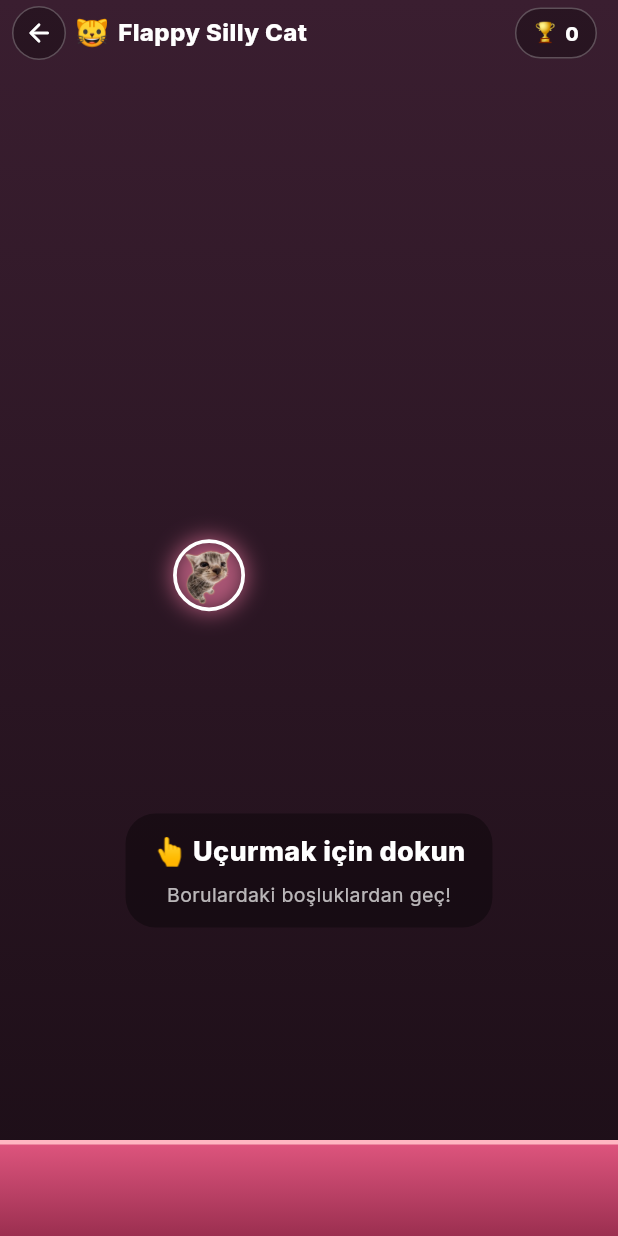
After one commit to MelihCanAkgun/hukuk-reels, a Flutter app: the FlappyCatScreen screen opened directly, on a phone screen of 412 x 824 dp. The commit adds this screen. Run offline on Flutter 3.47's test engine with Material 3 defaults, Android fonts, the phone set to English and light mode, and no system bars; our stand-ins replace just_audio, shared_preferences; accounts and stored records are empty.

Commit message:
Arka planda müzik + Flappy Silly Cat mini oyunu
- Müzik artık arka planda çalmaya devam ediyor: reels yaşam döngüsünde
  (paused/inactive) ve dispose'da müziği DURDURMUYORUZ; yalnızca öne
  dönünce tarayıcı duraklatmışsa devam ettiriyoruz. (Masaüstü tarayıcıda
  sekme arkada da çalar; mobilde işletim sistemi izin verdiğince.)
- Yeni mini oyun: Flappy Silly Cat (lib/features/game/flappy_cat_screen).
  Ticker tabanlı oyun döngüsü, yerçekimi/zıplama fiziği, kayan borular,
  çarpışma, skor ve oyun-bitti/yeniden-oyna. Kuş yerine SHINY_Cuh.png
  yuvarlak pembe avatar olarak kullanılıyor. Yüksek skor cihaza kaydedilir
  (ProgressService.flappyHigh; "Her şeyi sıfırla" bunu da temizler).
- Profil ekranına "🎮 Canın mı sıkıldı?" kartı eklendi (oyunu açar,
  rekoru gösterir).

```diff
--- a/lib/core/services/progress_service.dart
+++ b/lib/core/services/progress_service.dart
@@ -39,6 +39,7 @@ class ProgressService {
   static const _kStats = 'stats_v1';
   static const _kSolved = 'solved_v1';
   static const _kSession = 'session_v1';
+  static const _kFlappyHigh = 'flappy_high_v1';
 
   SharedPreferences? _prefs;
 
@@ -103,6 +104,17 @@ class ProgressService {
     );
     final solved = solvedIds..add(id);
     await p.setStringList(_kSolved, solved.toList());
+  }
+
+  // ───────────────────────── Flappy Cat ─────────────────────────
+
+  int get flappyHigh => _prefs?.getInt(_kFlappyHigh) ?? 0;
+
+  /// Yeni skor rekoru ise kaydeder ve rekor mu olduğunu döndürür.
+  Future<bool> submitFlappyScore(int score) async {
+    if (score <= flappyHigh) return false;
+    await _prefs?.setInt(_kFlappyHigh, score);
+    return true;
   }
 
   // ───────────────────────── Oturum ─────────────────────────
@@ -189,5 +201,6 @@ class ProgressService {
     await _prefs?.remove(_kStats);
     await _prefs?.remove(_kSolved);
     await _prefs?.remove(_kSession);
+    await _prefs?.remove(_kFlappyHigh);
   }
 }
--- /dev/null
+++ b/lib/features/game/flappy_cat_screen.dart
@@ -0,0 +1,545 @@
+import 'dart:math';
+import 'package:flutter/material.dart';
+import 'package:flutter/scheduler.dart';
+import 'package:flutter/services.dart';
+import '../../app/theme.dart';
+import '../../core/services/progress_service.dart';
+
+/// Profilden açılan mini oyun: "Flappy Silly Cat".
+/// Dokunarak kediyi zıplat, borulardaki boşluklardan geç.
+class FlappyCatScreen extends StatefulWidget {
+  const FlappyCatScreen({super.key});
+
+  @override
+  State<FlappyCatScreen> createState() => _FlappyCatScreenState();
+}
+
+enum _GameState { ready, playing, over }
+
+class _Pipe {
+  double x;
+  final double gapY;
+  bool scored = false;
+  _Pipe(this.x, this.gapY);
+}
+
+class _FlappyCatScreenState extends State<FlappyCatScreen>
+    with SingleTickerProviderStateMixin {
+  // ── Fizik / ölçü sabitleri ──
+  static const double _gravity = 1500; // px/s²
+  static const double _flapV = -430; // zıplama hızı
+  static const double _speed = 165; // boru hızı px/s
+  static const double _catD = 48; // kedi çapı
+  static const double _pipeW = 66;
+  static const double _gap = 200; // boşluk yüksekliği
+  static const double _groundH = 64;
+  static const double _interval = 230; // borular arası yatay mesafe
+
+  final _rng = Random();
+  late final Ticker _ticker;
+  Duration _last = Duration.zero;
+
+  double _w = 0, _h = 0;
+  double _catX = 0, _catY = 0, _catVel = 0;
+  double _t = 0;
+  final List<_Pipe> _pipes = [];
+  int _score = 0;
+  bool _newRecord = false;
+  DateTime _overAt = DateTime.fromMillisecondsSinceEpoch(0);
+  _GameState _state = _GameState.ready;
+
+  double get _playH => _h - _groundH;
+
+  @override
+  void initState() {
+    super.initState();
+    _ticker = createTicker(_onTick)..start();
+  }
+
+  @override
+  void dispose() {
+    _ticker.dispose();
+    super.dispose();
+  }
+
+  void _onTick(Duration elapsed) {
+    final dt = _last == Duration.zero
+        ? 0.0
+        : (elapsed - _last).inMicroseconds / 1e6;
+    _last = elapsed;
+    if (dt <= 0 || _w == 0) return;
+    _update(dt > 0.05 ? 0.05 : dt); // büyük sıçramaları sınırla
+  }
+
+  void _update(double dt) {
+    _t += dt;
+    if (_state == _GameState.ready) {
+      // Hafif süzülme animasyonu
+      setState(() => _catY = _playH / 2 - _catD / 2 + sin(_t * 3) * 8);
+      return;
+    }
+    if (_state != _GameState.playing) return; // over: dondur
+
+    _catVel += _gravity * dt;
+    _catY += _catVel * dt;
+
+    for (final p in _pipes) {
+      p.x -= _speed * dt;
+    }
+    if (_pipes.isEmpty || _pipes.last.x <= _w - _interval) _spawnPipe();
+    _pipes.removeWhere((p) => p.x + _pipeW < 0);
+
+    for (final p in _pipes) {
+      if (!p.scored && p.x + _pipeW < _catX) {
+        p.scored = true;
+        _score++;
+        HapticFeedback.selectionClick();
+      }
+    }
+
+    if (_catY < 0) {
+      _catY = 0;
+      _catVel = 0;
+    }
+    if (_catY + _catD >= _playH) {
+      _gameOver();
+      return;
+    }
+    final hit = Rect.fromLTWH(_catX + 7, _catY + 7, _catD - 14, _catD - 14);
+    for (final p in _pipes) {
+      final top = Rect.fromLTWH(p.x, 0, _pipeW, p.gapY - _gap / 2);
+      final bot = Rect.fromLTWH(
+          p.x, p.gapY + _gap / 2, _pipeW, _playH - (p.gapY + _gap / 2));
+      if (hit.overlaps(top) || hit.overlaps(bot)) {
+        _gameOver();
+        return;
+      }
+    }
+    setState(() {});
+  }
+
+  void _spawnPipe() {
+    const margin = 58.0;
+    final minY = _gap / 2 + margin;
+    final maxY = _playH - _gap / 2 - margin;
+    final gapY = maxY <= minY ? _playH / 2 : minY + _rng.nextDouble() * (maxY - minY);
+    _pipes.add(_Pipe(_w, gapY));
+  }
+
+  void _flap() {
+    if (_state == _GameState.over) {
+      // Ölüm dokunuşu oyunu hemen yeniden başlatmasın.
+      if (DateTime.now().difference(_overAt) <
+          const Duration(milliseconds: 700)) {
+        return;
+      }
+      _restart();
+      return;
+    }
+    if (_state == _GameState.ready) _state = _GameState.playing;
+    _catVel = _flapV;
+    HapticFeedback.lightImpact();
+  }
+
+  void _gameOver() {
+    _state = _GameState.over;
+    _overAt = DateTime.now();
+    HapticFeedback.heavyImpact();
+    ProgressService.instance.submitFlappyScore(_score).then((rec) {
+      if (mounted && rec) setState(() => _newRecord = true);
+    });
+    setState(() {});
+  }
+
+  void _restart() {
+    setState(() {
+      _state = _GameState.ready;
+      _catY = _playH / 2 - _catD / 2;
+      _catVel = 0;
+      _pipes.clear();
+      _score = 0;
+      _t = 0;
+      _newRecord = false;
+    });
+  }
+
+  @override
+  Widget build(BuildContext context) {
+    final best = ProgressService.instance.flappyHigh;
+    return Scaffold(
+      backgroundColor: AppTheme.bg,
+      body: LayoutBuilder(
+        builder: (context, c) {
+          _w = c.maxWidth;
+          _h = c.maxHeight;
+          _catX = _w * 0.28;
+          final tilt = (_catVel / 620).clamp(-0.5, 1.3);
+
+          return GestureDetector(
+            behavior: HitTestBehavior.opaque,
+            onTap: _flap,
+            child: Stack(
+              children: [
+                // ── Gökyüzü ──
+                const Positioned.fill(
+                  child: DecoratedBox(
+                    decoration: BoxDecoration(
+                      gradient: LinearGradient(
+                        begin: Alignment.topCenter,
+                        end: Alignment.bottomCenter,
+                        colors: [Color(0xFF3A1E30), Color(0xFF1C0E17)],
+                      ),
+                    ),
+                  ),
+                ),
+
+                // ── Borular ──
+                for (final p in _pipes) ..._pipePair(p),
+
+                // ── Zemin ──
+                Positioned(
+                  left: 0,
+                  right: 0,
+                  bottom: 0,
+                  height: _groundH,
+                  child: Container(
+                    decoration: const BoxDecoration(
+                      gradient: LinearGradient(
+                        begin: Alignment.topCenter,
+                        end: Alignment.bottomCenter,
+                        colors: [Color(0xFFE0567F), Color(0xFF9B2F50)],
+                      ),
+                      border: Border(
+                        top: BorderSide(color: Color(0xFFFFB6C1), width: 3),
+                      ),
+                    ),
+                  ),
+                ),
+
+                // ── Kedi ──
+                Positioned(
+                  left: _catX,
+                  top: _catY,
+                  child: Transform.rotate(
+                    angle: tilt,
+                    child: _cat(),
+                  ),
+                ),
+
+                // ── Skor (oynarken) ──
+                if (_state == _GameState.playing)
+                  Positioned(
+                    top: c.maxHeight * 0.10,
+                    left: 0,
+                    right: 0,
+                    child: Center(
+                      child: Text(
+                        '$_score',
+                        style: const TextStyle(
+                          fontSize: 56,
+                          fontWeight: FontWeight.w900,
+                          color: Colors.white,
+                          shadows: [
+                            Shadow(color: Color(0xFF9B2F50), blurRadius: 8),
+                          ],
+                        ),
+                      ),
+                    ),
+                  ),
+
+                // ── Üst bar ──
+                Positioned(
+                  top: 0,
+                  left: 0,
+                  right: 0,
+                  child: SafeArea(
+                    bottom: false,
+                    child: Padding(
+                      padding: const EdgeInsets.fromLTRB(8, 4, 14, 4),
+                      child: Row(
+                        children: [
+                          _circleBtn(Icons.arrow_back_rounded,
+                              () => Navigator.of(context).maybePop()),
+                          const SizedBox(width: 6),
+                          const Text('🐱', style: TextStyle(fontSize: 18)),
+                          const SizedBox(width: 6),
+                          const Text(
+                            'Flappy Silly Cat',
+                            style: TextStyle(
+                              color: Colors.white,
+                              fontSize: 16,
+                              fontWeight: FontWeight.w800,
+                            ),
+                          ),
+                          const Spacer(),
+                          Container(
+                            padding: const EdgeInsets.symmetric(
+                                horizontal: 11, vertical: 6),
+                            decoration: BoxDecoration(
+                              color: Colors.black.withValues(alpha: 0.3),
+                              borderRadius: BorderRadius.circular(30),
+                              border: Border.all(
+                                  color: Colors.white.withValues(alpha: 0.25)),
+                            ),
+                            child: Row(
+                              mainAxisSize: MainAxisSize.min,
+                              children: [
+                                const Text('🏆',
+                                    style: TextStyle(fontSize: 13)),
+                                const SizedBox(width: 5),
+                                Text(
+                                  '$best',
+                                  style: const TextStyle(
+                                    color: Colors.white,
+                                    fontSize: 13,
+                                    fontWeight: FontWeight.w800,
+                                  ),
+                                ),
+                              ],
+                            ),
+                          ),
+                        ],
+                      ),
+                    ),
+                  ),
+                ),
+
+                // ── Başlangıç katmanı ──
+                if (_state == _GameState.ready) _readyOverlay(),
+
+                // ── Oyun bitti katmanı ──
+                if (_state == _GameState.over) _overOverlay(best),
+              ],
+            ),
+          );
+        },
+      ),
+    );
+  }
+
+  Widget _cat() {
+    return Container(
+      width: _catD,
+      height: _catD,
+      decoration: BoxDecoration(
+        shape: BoxShape.circle,
+        border: Border.all(color: Colors.white, width: 2.5),
+        image: const DecorationImage(
+          image: AssetImage('assets/images/SHINY_Cuh.png'),
+          fit: BoxFit.cover,
+        ),
+        boxShadow: [
+          BoxShadow(
+            color: AppTheme.accent.withValues(alpha: 0.6),
+            blurRadius: 12,
+            spreadRadius: 1,
+          ),
+        ],
+      ),
+    );
+  }
+
+  List<Widget> _pipePair(_Pipe p) {
+    final topH = p.gapY - _gap / 2;
+    final botTop = p.gapY + _gap / 2;
+    return [
+      Positioned(
+        left: p.x,
+        top: 0,
+        width: _pipeW,
+        height: topH < 0 ? 0 : topH,
+        child: _pipe(capAtBottom: true),
+      ),
+      Positioned(
+        left: p.x,
+        top: botTop,
+        width: _pipeW,
+        height: (_playH - botTop).clamp(0, _h),
+        child: _pipe(capAtBottom: false),
+      ),
+    ];
+  }
+
+  Widget _pipe({required bool capAtBottom}) {
+    final radius = capAtBottom
+        ? const BorderRadius.vertical(bottom: Radius.circular(12))
+        : const BorderRadius.vertical(top: Radius.circular(12));
+    return DecoratedBox(
+      decoration: BoxDecoration(
+        gradient: const LinearGradient(
+          begin: Alignment.centerLeft,
+          end: Alignment.centerRight,
+          colors: [Color(0xFFFF9FC1), Color(0xFFD9477A), Color(0xFFB23461)],
+          stops: [0.0, 0.5, 1.0],
+        ),
+        borderRadius: radius,
+        border: Border.all(color: const Color(0xFF7A2243), width: 2),
+      ),
+    );
+  }
+
+  Widget _circleBtn(IconData icon, VoidCallback onTap) {
+    return GestureDetector(
+      onTap: onTap,
+      child: Container(
+        width: 36,
+        height: 36,
+        decoration: BoxDecoration(
+          color: Colors.black.withValues(alpha: 0.3),
+          shape: BoxShape.circle,
+          border: Border.all(color: Colors.white.withValues(alpha: 0.25)),
+        ),
+        child: Icon(icon, color: Colors.white, size: 20),
+      ),
+    );
+  }
+
+  Widget _readyOverlay() {
+    return IgnorePointer(
+      child: Align(
+        alignment: const Alignment(0, 0.45),
+        child: Column(
+          mainAxisSize: MainAxisSize.min,
+          children: [
+            Container(
+              padding:
+                  const EdgeInsets.symmetric(horizontal: 18, vertical: 12),
+              decoration: BoxDecoration(
+                color: Colors.black.withValues(alpha: 0.35),
+                borderRadius: BorderRadius.circular(20),
+              ),
+              child: const Column(
+                mainAxisSize: MainAxisSize.min,
+                children: [
+                  Text(
+                    '👆 Uçurmak için dokun',
+                    style: TextStyle(
+                      color: Colors.white,
+                      fontSize: 18,
+                      fontWeight: FontWeight.w800,
+                    ),
+                  ),
+                  SizedBox(height: 4),
+                  Text(
+                    'Borulardaki boşluklardan geç!',
+                    style: TextStyle(color: Colors.white70, fontSize: 13),
+                  ),
+                ],
+              ),
+            ),
+          ],
+        ),
+      ),
+    );
+  }
+
+  Widget _overOverlay(int best) {
+    return Container(
+      color: Colors.black.withValues(alpha: 0.55),
+      alignment: Alignment.center,
+      child: Container(
+        margin: const EdgeInsets.symmetric(horizontal: 40),
+        padding: const EdgeInsets.fromLTRB(24, 24, 24, 20),
+        decoration: BoxDecoration(
+          color: AppTheme.bgElevated,
+          borderRadius: BorderRadius.circular(24),
+          border: Border.all(color: AppTheme.border),
+        ),
+        child: Column(
+          mainAxisSize: MainAxisSize.min,
+          children: [
+            Text(_newRecord ? '🎉' : '😹', style: const TextStyle(fontSize: 48)),
+            const SizedBox(height: 10),
+            Text(
+              _newRecord ? 'Yeni Rekor!' : 'Oyun Bitti',
+              style: const TextStyle(
+                fontSize: 22,
+                fontWeight: FontWeight.w800,
+                color: AppTheme.textPrimary,
+              ),
+            ),
+            const SizedBox(height: 18),
+            Row(
+              mainAxisAlignment: MainAxisAlignment.center,
+              children: [
+                _scoreBox('Skor', '$_score', AppTheme.accent),
+                const SizedBox(width: 14),
+                _scoreBox('Rekor', '$best', AppTheme.success),
+              ],
+            ),
+            const SizedBox(height: 22),
+            GestureDetector(
+              onTap: _restart,
+              child: Container(
+                width: double.infinity,
+                padding: const EdgeInsets.symmetric(vertical: 14),
+                alignment: Alignment.center,
+                decoration: BoxDecoration(
+                  gradient: AppTheme.pinkGradient,
+                  borderRadius: BorderRadius.circular(15),
+                ),
+                child: const Text(
+                  'Tekrar Oyna',
+                  style: TextStyle(
+                    color: Colors.white,
+                    fontSize: 16,
+                    fontWeight: FontWeight.w800,
+                  ),
+                ),
+              ),
+            ),
+            const SizedBox(height: 10),
+            GestureDetector(
+              onTap: () => Navigator.of(context).maybePop(),
+              child: Container(
+                width: double.infinity,
+                padding: const EdgeInsets.symmetric(vertical: 13),
+                alignment: Alignment.center,
+                decoration: BoxDecoration(
+                  color: AppTheme.surfaceHigh,
+                  borderRadius: BorderRadius.circular(15),
+                  border: Border.all(color: AppTheme.border),
+                ),
+                child: const Text(
+                  'Profile Dön',
+                  style: TextStyle(
+                    color: AppTheme.textSecondary,
+                    fontSize: 15,
+                    fontWeight: FontWeight.w700,
+                  ),
+                ),
+              ),
+            ),
+          ],
+        ),
+      ),
+    );
+  }
+
+  Widget _scoreBox(String label, String value, Color color) {
+    return Container(
+      width: 92,
+      padding: const EdgeInsets.symmetric(vertical: 12),
+      decoration: BoxDecoration(
+        color: AppTheme.surface,
+        borderRadius: BorderRadius.circular(14),
+        border: Border.all(color: AppTheme.border),
+      ),
+      child: Column(
+        children: [
+          Text(
+            value,
+            style: TextStyle(
+                fontSize: 26, fontWeight: FontWeight.w900, color: color),
+          ),
+          const SizedBox(height: 2),
+          Text(
+            label,
+            style: const TextStyle(
+                fontSize: 12, color: AppTheme.textSecondary),
+          ),
+        ],
+      ),
+    );
+  }
+}
```
Also changed, not shown: lib/features/profile/profile_settings_screen.dart (+68 -0 lines), lib/features/reels/screens/reels_screen.dart (+6 -6 lines), assets/images/SHINY_Cuh.png (added).
